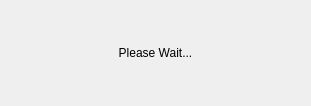
frabas/DISPLACE_GUI, file qtgui/waitdialog.ui: the form before one commit.
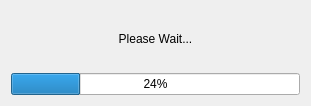
The form after the commit.

Patch:
```diff
--- a/qtgui/waitdialog.ui
+++ b/qtgui/waitdialog.ui
@@ -33,6 +33,13 @@
      </property>
     </widget>
    </item>
+   <item>
+    <widget class="QProgressBar" name="progress">
+     <property name="value">
+      <number>24</number>
+     </property>
+    </widget>
+   </item>
   </layout>
  </widget>
  <resources/>
```
Left out of the diff: 2 changed lines with no effect on the pictures.
